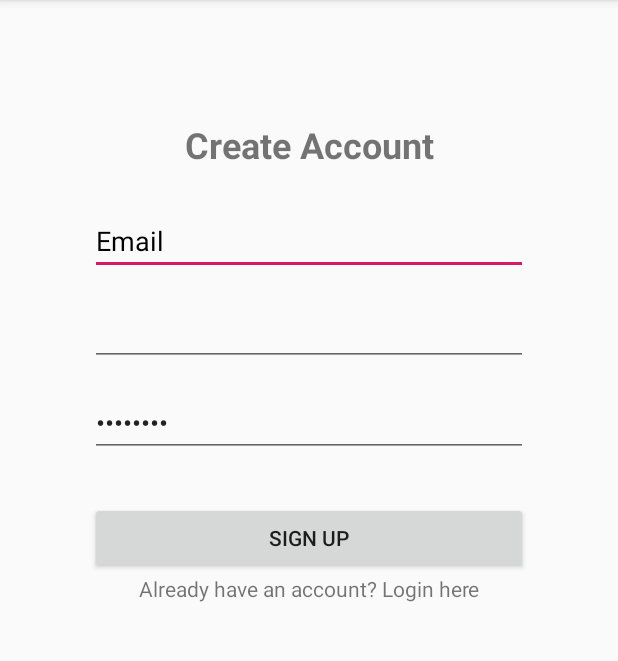
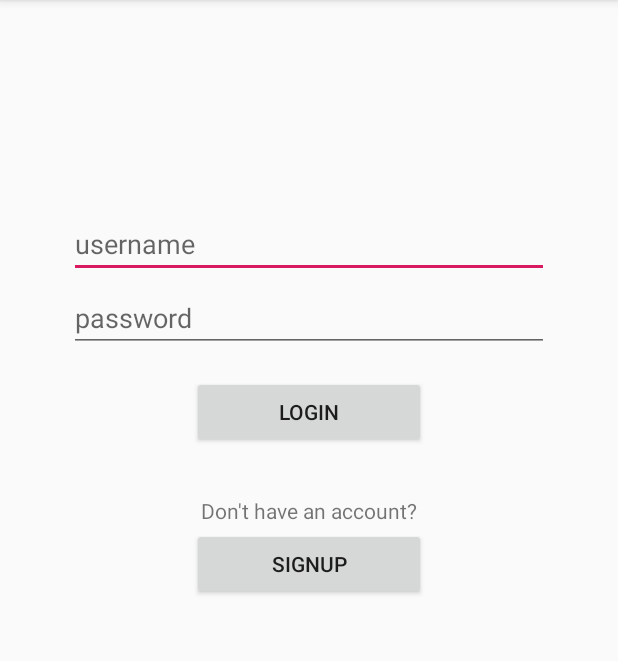
Before and after one commit to acamara2016/AppTracker, an Android app: the screen it shows after launch (MainActivity before the commit, welcome_screen_login after it), on a phone screen of 412 x 824 dp, the part 84-745 px from its top. Run offline under Robolectric (Android 15) with nearby library versions, the phone set to English and light mode, and no system bars.

Commit message:
added login screen added signup screen added ability to go between login -> signup

```diff
--- /dev/null
+++ b/app/src/main/java/com/example/softwareen/welcome_screen_login.java
@@ -0,0 +1,23 @@
+package com.example.softwareen;
+
+import androidx.appcompat.app.AppCompatActivity;
+
+import android.content.Intent;
+import android.os.Bundle;
+import android.view.View;
+
+public class welcome_screen_login extends AppCompatActivity {
+
+    @Override
+    protected void onCreate(Bundle savedInstanceState) {
+        super.onCreate(savedInstanceState);
+        setContentView(R.layout.activity_welcome_screen_login);
+    }
+
+    //Called when user clicks sign-up
+    public void goToSignup(View view){
+        Intent intent = new Intent(this, welcome_screen_signup.class);
+        startActivity(intent);
+    }
+
+}
--- /dev/null
+++ b/app/src/main/res/layout/activity_welcome_screen_login.xml
@@ -0,0 +1,84 @@
+<?xml version="1.0" encoding="utf-8"?>
+<androidx.constraintlayout.widget.ConstraintLayout xmlns:android="http://schemas.android.com/apk/res/android"
+    xmlns:app="http://schemas.android.com/apk/res-auto"
+    xmlns:tools="http://schemas.android.com/tools"
+    android:layout_width="match_parent"
+    android:layout_height="match_parent"
+    tools:context=".welcome_screen_login">
+
+    <EditText
+        android:id="@+id/login_username"
+        android:layout_width="0dp"
+        android:layout_height="wrap_content"
+        android:layout_marginStart="46dp"
+        android:layout_marginLeft="46dp"
+        android:layout_marginTop="140dp"
+        android:layout_marginEnd="46dp"
+        android:layout_marginRight="46dp"
+        android:layout_marginBottom="16dp"
+        android:ems="10"
+        android:hint="username"
+        android:inputType="textPersonName"
+        app:layout_constraintBottom_toTopOf="@+id/login_password"
+        app:layout_constraintEnd_toEndOf="parent"
+        app:layout_constraintHorizontal_bias="0.0"
+        app:layout_constraintStart_toStartOf="parent"
+        app:layout_constraintTop_toTopOf="parent"
+        app:layout_constraintVertical_bias="0.0" />
+
+    <EditText
+        android:id="@+id/login_password"
+        android:layout_width="0dp"
+        android:layout_height="45dp"
+        android:layout_marginStart="46dp"
+        android:layout_marginLeft="46dp"
+        android:layout_marginTop="4dp"
+        android:layout_marginEnd="46dp"
+        android:layout_marginRight="46dp"
+        android:ems="10"
+        android:hint="password"
+        android:inputType="textPassword"
+        app:layout_constraintEnd_toEndOf="parent"
+        app:layout_constraintHorizontal_bias="0.0"
+        app:layout_constraintStart_toStartOf="parent"
+        app:layout_constraintTop_toBottomOf="@+id/login_username" />
+
+    <Button
+        android:id="@+id/login_login_btn"
+        android:layout_width="0dp"
+        android:layout_height="wrap_content"
+        android:layout_marginStart="128dp"
+        android:layout_marginLeft="128dp"
+        android:layout_marginTop="16dp"
+        android:layout_marginEnd="128dp"
+        android:layout_marginRight="128dp"
+        android:text="@string/login"
+        app:layout_constraintEnd_toEndOf="parent"
+        app:layout_constraintStart_toStartOf="parent"
+        app:layout_constraintTop_toBottomOf="@+id/login_password" />
+
+    <TextView
+        android:id="@+id/login_signup_hint"
+        android:layout_width="wrap_content"
+        android:layout_height="wrap_content"
+        android:layout_marginTop="32dp"
+        android:text="Don't have an account?"
+        app:layout_constraintEnd_toEndOf="parent"
+        app:layout_constraintStart_toStartOf="parent"
+        app:layout_constraintTop_toBottomOf="@+id/login_login_btn" />
+
+    <Button
+        android:id="@+id/login_signup_btn"
+        android:layout_width="0dp"
+        android:layout_height="wrap_content"
+        android:layout_marginStart="128dp"
+        android:layout_marginLeft="128dp"
+        android:layout_marginTop="2dp"
+        android:layout_marginEnd="128dp"
+        android:layout_marginRight="128dp"
+        android:onClick="goToSignup"
+        android:text="Signup"
+        app:layout_constraintEnd_toEndOf="parent"
+        app:layout_constraintStart_toStartOf="parent"
+        app:layout_constraintTop_toBottomOf="@+id/login_signup_hint" />
+</androidx.constraintlayout.widget.ConstraintLayout>
--- a/app/src/main/res/values/strings.xml
+++ b/app/src/main/res/values/strings.xml
@@ -14,4 +14,5 @@
     <string name="menu_tools">Tools</string>
     <string name="menu_share">Share</string>
     <string name="menu_send">Send</string>
+    <string name="login">Login</string>
 </resources>
```
Also changed, not shown: app/src/main/AndroidManifest.xml (+9 -7 lines), app/src/main/java/com/example/softwareen/welcome_screen_signup.java (added, +14 -0 lines), app/src/main/res/layout/activity_welcome_screen_signup.xml (added, +93 -0 lines).
